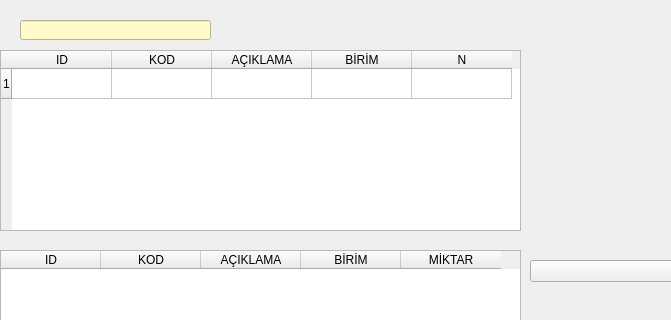
nerdogan/nenra, file recete2.ui: the form before one commit; both pictures show x 0 to 671 and y 0 to 320 of the 813 by 701 pixel window.
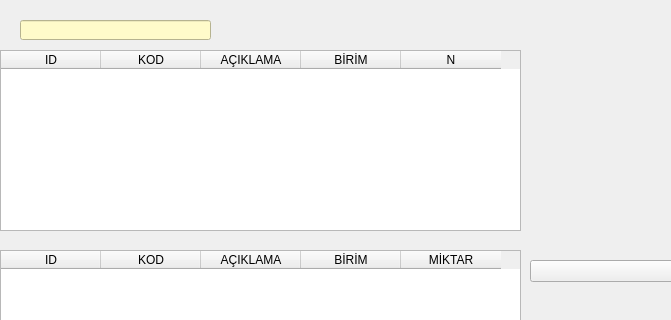
The form after the commit. Icons and pictures are not drawn.

The edit to the form file:
```diff
--- a/recete2.ui
+++ b/recete2.ui
@@ -48,11 +48,6 @@
    <property name="styleSheet">
     <string notr="true">;</string>
    </property>
-   <row>
-    <property name="text">
-     <string>1</string>
-    </property>
-   </row>
    <column>
     <property name="text">
      <string>ID</string>
```
Left out of the diff: 2 changed lines with no effect on the pictures.
